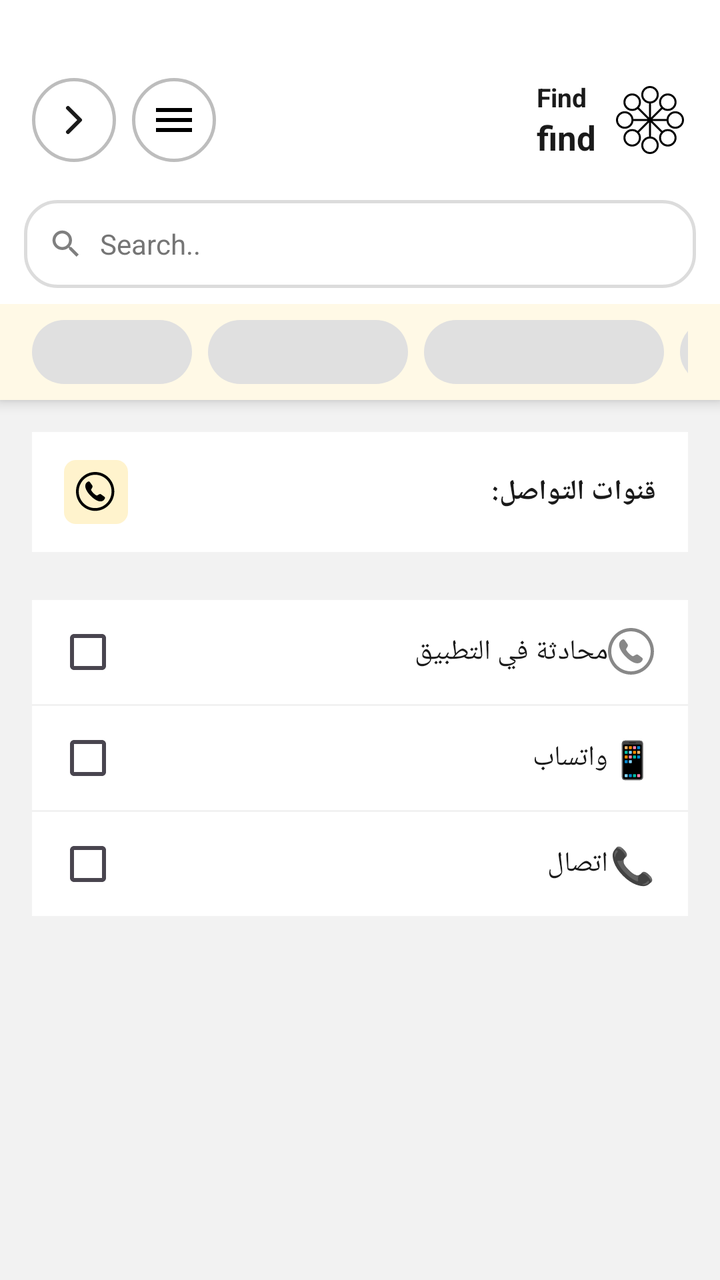
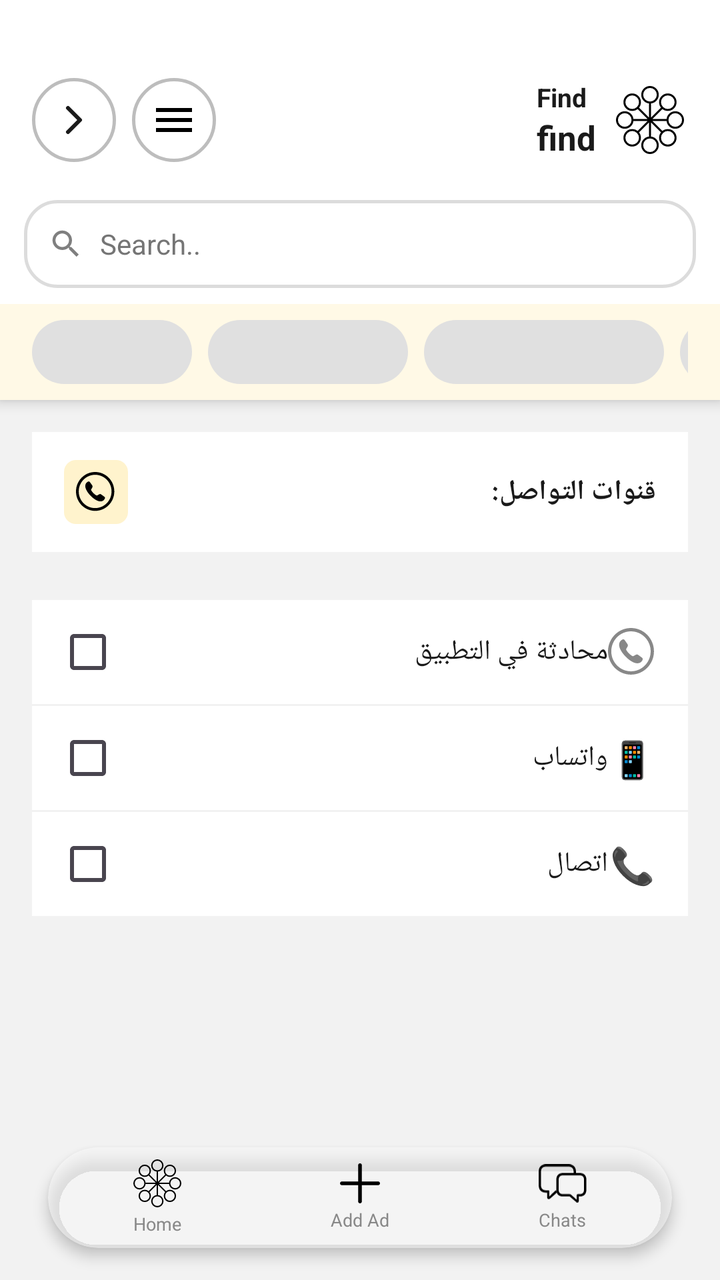

Before-and-after screenshots of an Android layout around one commit, followed by the original layout XML and the change that was made.
<!-- AndroidManifest.xml: application theme Theme.MyApplication -->
<!-- res/layout/activity_communication_channels.xml -->
<?xml version="1.0" encoding="utf-8"?>
<LinearLayout
    xmlns:android="http://schemas.android.com/apk/res/android"
    xmlns:app="http://schemas.android.com/apk/res-auto"
    android:layout_width="match_parent"
    android:layout_height="match_parent"
    android:orientation="vertical"
    android:background="@color/bg_screen"
    android:layoutDirection="locale">

    
    <include layout="@layout/layout_appbar_back" />

    
    <include layout="@layout/layout_home_header" />

    <ScrollView
        android:layout_width="match_parent"
        android:layout_height="match_parent"
        android:fillViewport="true">

        <LinearLayout
            android:layout_width="match_parent"
            android:layout_height="wrap_content"
            android:orientation="vertical"
            android:padding="16dp">

            
            <LinearLayout
                android:layout_width="match_parent"
                android:layout_height="wrap_content"
                android:background="@color/surface_primary"
                android:orientation="horizontal"
                android:gravity="center_vertical"
                android:paddingHorizontal="16dp"
                android:paddingVertical="14dp"
                android:layout_marginBottom="24dp">

                <FrameLayout
                    android:layout_width="32dp"
                    android:layout_height="32dp"
                    android:background="@drawable/bg_menu_icon_yellow"
                    android:padding="6dp">
                    <ImageView
                        android:layout_width="match_parent"
                        android:layout_height="match_parent"
                        android:src="@drawable/ic_menu_contact"
                        android:contentDescription="Channels" />
                </FrameLayout>

                <TextView
                    android:layout_width="0dp"
                    android:layout_weight="1"
                    android:layout_height="wrap_content"
                    android:layout_marginStart="12dp"
                    android:text="قنوات التواصل:"
                    android:textSize="14sp"
                    android:textStyle="bold"
                    android:textColor="@color/text_primary" />
            </LinearLayout>

            
            <LinearLayout
                android:layout_width="match_parent"
                android:layout_height="wrap_content"
                android:background="@color/surface_primary"
                android:orientation="horizontal"
                android:gravity="center_vertical"
                android:paddingHorizontal="16dp"
                android:paddingVertical="14dp"
                android:layout_marginBottom="1dp">

                <CheckBox
                    android:id="@+id/cbInApp"
                    android:layout_width="24dp"
                    android:layout_height="24dp"
                    android:layout_marginEnd="12dp" />

                <TextView
                    android:layout_width="0dp"
                    android:layout_weight="1"
                    android:layout_height="wrap_content"
                    android:text="محادثة في التطبيق"
                    android:textSize="14sp"
                    android:textColor="@color/text_primary" />

                <ImageView
                    android:layout_width="24dp"
                    android:layout_height="24dp"
                    android:src="@drawable/ic_menu_contact"
                    app:tint="@color/text_secondary"
                    android:contentDescription="Chat" />
            </LinearLayout>

            
            <LinearLayout
                android:layout_width="match_parent"
                android:layout_height="wrap_content"
                android:background="@color/surface_primary"
                android:orientation="horizontal"
                android:gravity="center_vertical"
                android:paddingHorizontal="16dp"
                android:paddingVertical="14dp"
                android:layout_marginBottom="1dp">

                <CheckBox
                    android:id="@+id/cbWhatsapp"
                    android:layout_width="24dp"
                    android:layout_height="24dp"
                    android:layout_marginEnd="12dp" />

                <TextView
                    android:layout_width="0dp"
                    android:layout_weight="1"
                    android:layout_height="wrap_content"
                    android:text="واتساب"
                    android:textSize="14sp"
                    android:textColor="@color/text_primary" />

                <TextView
                    android:layout_width="24dp"
                    android:layout_height="24dp"
                    android:text="📱"
                    android:textSize="18sp"
                    android:gravity="center"
                    android:contentDescription="WhatsApp" />
            </LinearLayout>

            
            <LinearLayout
                android:layout_width="match_parent"
                android:layout_height="wrap_content"
                android:background="@color/surface_primary"
                android:orientation="horizontal"
                android:gravity="center_vertical"
                android:paddingHorizontal="16dp"
                android:paddingVertical="14dp">

                <CheckBox
                    android:id="@+id/cbCall"
                    android:layout_width="24dp"
                    android:layout_height="24dp"
                    android:layout_marginEnd="12dp" />

                <TextView
                    android:layout_width="0dp"
                    android:layout_weight="1"
                    android:layout_height="wrap_content"
                    android:text="اتصال"
                    android:textSize="14sp"
                    android:textColor="@color/text_primary" />

                <TextView
                    android:layout_width="24dp"
                    android:layout_height="24dp"
                    android:text="📞"
                    android:textSize="18sp"
                    android:gravity="center"
                    android:contentDescription="Call" />
            </LinearLayout>

        </LinearLayout>
    </ScrollView>

</LinearLayout>
<!-- res/layout/layout_appbar_back.xml (included above) -->
<?xml version="1.0" encoding="utf-8"?>
<LinearLayout
    xmlns:android="http://schemas.android.com/apk/res/android"
    android:id="@+id/llAppBar"
    android:layout_width="match_parent"
    android:layout_height="wrap_content"
    android:orientation="vertical"
    android:background="@color/surface_primary"
    android:elevation="4dp">

    
    <View
        android:id="@+id/statusBarSpacer"
        android:layout_width="match_parent"
        android:layout_height="28dp" />

    
    <LinearLayout
        android:layout_width="match_parent"
        android:layout_height="64dp"
        android:orientation="horizontal"
        android:gravity="center_vertical"
        android:paddingHorizontal="16dp"
        android:paddingVertical="10dp">

        
        <ImageButton
            android:id="@+id/btnBack"
            android:layout_width="42dp"
            android:layout_height="42dp"
            android:background="@drawable/bg_menu_circle"
            android:padding="10dp"
            android:src="@drawable/ic_back"
            android:contentDescription="رجوع" />

        
        <ImageButton
            android:id="@+id/btnMenu"
            android:layout_width="42dp"
            android:layout_height="42dp"
            android:layout_marginStart="8dp"
            android:background="@drawable/bg_menu_circle"
            android:padding="10dp"
            android:src="@drawable/ic_menu_black"
            android:contentDescription="القائمة" />

        
        <View
            android:layout_width="0dp"
            android:layout_height="1dp"
            android:layout_weight="1" />

        
        <LinearLayout
            android:layout_width="wrap_content"
            android:layout_height="match_parent"
            android:orientation="horizontal"
            android:gravity="center_vertical">

            <LinearLayout
                android:layout_width="wrap_content"
                android:layout_height="wrap_content"
                android:orientation="vertical"
                android:layout_marginEnd="8dp">

                <TextView
                    android:layout_width="wrap_content"
                    android:layout_height="wrap_content"
                    android:text="@string/app_name_ar"
                    android:textSize="13sp"
                    android:textStyle="bold"
                    android:textColor="@color/text_primary"
                    android:lineSpacingExtra="-2dp" />

                <TextView
                    android:layout_width="wrap_content"
                    android:layout_height="wrap_content"
                    android:text="@string/app_name_en"
                    android:textSize="17sp"
                    android:textStyle="bold"
                    android:textColor="@color/text_primary"
                    android:lineSpacingExtra="-2dp" />
            </LinearLayout>

            <ImageView
                android:layout_width="38dp"
                android:layout_height="38dp"
                android:src="@drawable/ic_app_logo"
                android:contentDescription="Find"
                android:padding="2dp" />
        </LinearLayout>
    </LinearLayout>

</LinearLayout>
<!-- res/layout/layout_home_header.xml (included above) -->
<?xml version="1.0" encoding="utf-8"?>
<LinearLayout
    xmlns:android="http://schemas.android.com/apk/res/android"
    android:id="@+id/llHomeHeader"
    android:layout_width="match_parent"
    android:layout_height="wrap_content"
    android:orientation="vertical"
    android:background="@color/surface_primary"
    android:elevation="4dp">

    
    <LinearLayout
        android:id="@+id/llHomeSearchContainer"
        android:layout_width="match_parent"
        android:layout_height="44dp"
        android:layout_marginHorizontal="12dp"
        android:layout_marginTop="8dp"
        android:layout_marginBottom="8dp"
        android:background="@drawable/bg_search_bar"
        android:gravity="center_vertical"
        android:orientation="horizontal"
        android:layoutDirection="locale"
        android:paddingHorizontal="12dp"
        android:clickable="true"
        android:focusable="true">

        
        <ImageView
            android:layout_width="18dp"
            android:layout_height="18dp"
            android:src="@drawable/ic_search"
            android:alpha="0.5"
            android:importantForAccessibility="no" />

        <TextView
            android:id="@+id/tvHomeSearchHint"
            android:layout_width="0dp"
            android:layout_weight="1"
            android:layout_height="match_parent"
            android:gravity="start|center_vertical"
            android:paddingHorizontal="8dp"
            android:textSize="14sp"
            android:text="@string/search_hint"
            android:textColor="@color/find_gray_text" />
    </LinearLayout>

    
    <androidx.recyclerview.widget.RecyclerView
        android:id="@+id/rvHomeTopTabs"
        android:layout_width="match_parent"
        android:layout_height="48dp"
        android:background="@color/surface_tabs"
        android:orientation="horizontal"
        android:visibility="gone"
        app:layoutManager="androidx.recyclerview.widget.LinearLayoutManager"
        xmlns:app="http://schemas.android.com/apk/res-auto" />

    
    <LinearLayout
        android:id="@+id/llHomeTabShimmer"
        android:layout_width="match_parent"
        android:layout_height="48dp"
        android:orientation="horizontal"
        android:gravity="center_vertical"
        android:paddingHorizontal="16dp"
        android:background="@color/surface_tabs">

        <View android:layout_width="80dp" android:layout_height="32dp"
            android:layout_marginEnd="8dp" android:background="@drawable/bg_category_shimmer" />
        <View android:layout_width="100dp" android:layout_height="32dp"
            android:layout_marginEnd="8dp" android:background="@drawable/bg_category_shimmer" />
        <View android:layout_width="120dp" android:layout_height="32dp"
            android:layout_marginEnd="8dp" android:background="@drawable/bg_category_shimmer" />
        <View android:layout_width="70dp" android:layout_height="32dp"
            android:background="@drawable/bg_category_shimmer" />
    </LinearLayout>

</LinearLayout>
<!-- resources referenced by this layout -->
<resources>
  <color name="bg_screen">#F2F2F2</color>
  <color name="find_gray_text">#757575</color>
  <color name="surface_primary">#FFFFFFFF</color>
  <color name="surface_tabs">#FFFFF9E6</color>
  <color name="text_primary">#1A1A1A</color>
  <color name="text_secondary">#888888</color>
  <!-- drawable bg_category_shimmer (drawable) -->
  <?xml version="1.0" encoding="utf-8"?>
  <shape xmlns:android="http://schemas.android.com/apk/res/android">
      <solid android:color="#E0E0E0" />
      <corners android:radius="16dp" />
  </shape>
  <!-- drawable bg_menu_icon_yellow (drawable) -->
  <?xml version="1.0" encoding="utf-8"?>
  <shape xmlns:android="http://schemas.android.com/apk/res/android"
      android:shape="rectangle">
      <solid android:color="#FFF3CD" />
      <corners android:radius="6dp" />
  </shape>
  <string name="app_name_ar">Find</string>
  <string name="app_name_en">find</string>
  <string name="search_hint">Search..</string>
  <style name="Theme.MyApplication" parent="Base.Theme.MyApplication" />
  <color name="stroke_field">#FFDCDCDC</color>
  <color name="icon_tint">#FF1A1A1A</color>
  <color name="find_primary">#C8A96E</color>
  <color name="white">#FFFFFFFF</color>
  <!-- unchanged entries left out for length: 8 -->
</resources>

<!-- the commit's change to res/layout/activity_communication_channels.xml (unified diff, before → after) -->
@@ -16,7 +16,8 @@
 
     <ScrollView
         android:layout_width="match_parent"
-        android:layout_height="match_parent"
+        android:layout_height="0dp"
+        android:layout_weight="1"
         android:fillViewport="true">
 
         <LinearLayout
@@ -162,6 +163,15 @@
         </LinearLayout>
     </ScrollView>
 
+    
+    <include
+        android:id="@+id/cvBottomNav"
+        layout="@layout/layout_bottom_nav"
+        android:layout_width="match_parent"
+        android:layout_height="wrap_content"
+        android:layout_marginHorizontal="24dp"
+        android:layout_marginBottom="16dp" />
+
 </LinearLayout>
 <!-- res/layout/layout_appbar_back.xml (included above) -->
 <?xml version="1.0" encoding="utf-8"?>
@@ -337,3 +347,109 @@
     </LinearLayout>
 
 </LinearLayout>
+<!-- res/layout/layout_bottom_nav.xml (included above) -->
+<?xml version="1.0" encoding="utf-8"?>
+<androidx.cardview.widget.CardView
+    xmlns:android="http://schemas.android.com/apk/res/android"
+    xmlns:app="http://schemas.android.com/apk/res-auto"
+    android:id="@+id/cvBottomNav"
+    android:layout_width="match_parent"
+    android:layout_height="60dp"
+    app:cardCornerRadius="30dp"
+    app:cardElevation="4dp"
+    app:cardBackgroundColor="@color/bottom_nav_bg">
+
+    <LinearLayout
+        android:layout_width="match_parent"
+        android:layout_height="match_parent"
+        android:orientation="horizontal"
+        android:layoutDirection="locale"
+        android:gravity="center_vertical"
+        android:paddingHorizontal="4dp">
+
+        
+        <LinearLayout
+            android:id="@+id/navHome"
+            android:layout_width="0dp"
+            android:layout_weight="1"
+            android:layout_height="match_parent"
+            android:orientation="vertical"
+            android:gravity="center"
+            android:paddingVertical="6dp">
+
+            <ImageView
+                android:id="@+id/ivNavHome"
+                android:layout_width="24dp"
+                android:layout_height="24dp"
+                android:src="@drawable/ic_nav_home"
+                android:scaleType="fitCenter"
+                android:contentDescription="الرئيسية" />
+
+            <TextView
+                android:id="@+id/tvNavHome"
+                android:layout_width="wrap_content"
+                android:layout_height="wrap_content"
+                android:layout_marginTop="2dp"
+                android:text="@string/nav_home"
+                android:textSize="9sp"
+                android:textColor="@color/text_secondary" />
+        </LinearLayout>
+
+        
+        <LinearLayout
+            android:id="@+id/navAdd"
+            android:layout_width="0dp"
+            android:layout_weight="1"
+            android:layout_height="match_parent"
+            android:orientation="vertical"
+            android:gravity="center"
+            android:paddingVertical="6dp">
+
+            <ImageView
+                android:id="@+id/ivNavAdd"
+                android:layout_width="20dp"
+                android:layout_height="20dp"
+                android:src="@drawable/ic_nav_add"
+                android:scaleType="fitCenter"
+                android:contentDescription="أضف إعلان" />
+
+            <TextView
+                android:id="@+id/tvNavAdd"
+                android:layout_width="wrap_content"
+                android:layout_height="wrap_content"
+                android:layout_marginTop="2dp"
+                android:text="@string/nav_add_ad"
+                android:textSize="9sp"
+                android:textColor="@color/text_secondary" />
+        </LinearLayout>
+
+        
+        <LinearLayout
+            android:id="@+id/navChat"
+            android:layout_width="0dp"
+            android:layout_weight="1"
+            android:layout_height="match_parent"
+            android:orientation="vertical"
+            android:gravity="center"
+            android:paddingVertical="6dp">
+
+            <ImageView
+                android:id="@+id/ivNavChat"
+                android:layout_width="24dp"
+                android:layout_height="20dp"
+                android:src="@drawable/ic_nav_chat"
+                android:scaleType="fitCenter"
+                android:contentDescription="المحادثات" />
+
+            <TextView
+                android:id="@+id/tvNavChat"
+                android:layout_width="wrap_content"
+                android:layout_height="wrap_content"
+                android:layout_marginTop="2dp"
+                android:text="@string/nav_chats"
+                android:textSize="9sp"
+                android:textColor="@color/text_secondary" />
+        </LinearLayout>
+
+    </LinearLayout>
+</androidx.cardview.widget.CardView>
<!-- resource entries referenced after the edit -->
@@ -1,6 +1,7 @@
 <!-- resources referenced by this layout -->
 <resources>
   <color name="bg_screen">#F2F2F2</color>
+  <color name="bottom_nav_bg">#80FFFFFF</color>
   <color name="find_gray_text">#757575</color>
   <color name="surface_primary">#FFFFFFFF</color>
   <color name="surface_tabs">#FFFFF9E6</color>
@@ -19,8 +20,37 @@
       <solid android:color="#FFF3CD" />
       <corners android:radius="6dp" />
   </shape>
+  <!-- drawable ic_nav_add (drawable) -->
+  <?xml version="1.0" encoding="utf-8"?>
+  <vector xmlns:android="http://schemas.android.com/apk/res/android"
+      android:width="31dp"
+      android:height="31dp"
+      android:viewportWidth="31"
+      android:viewportHeight="31">
+      <path
+          android:fillColor="#000000"
+          android:pathData="M16.9359 29.5568V1.44323C16.9359 0.66271 16.2879 0 15.4927 0C14.7121 0 14.0642 0.66271 14.0642 1.44323V29.5568C14.0642 30.3374 14.7121 31 15.4927 31C16.2879 31 16.9359 30.3374 16.9359 29.5568ZM1.44323 16.9359H29.5568C30.3374 16.9359 31 16.2879 31 15.5074C31 14.7121 30.3374 14.0642 29.5568 14.0642H1.44323C0.66271 14.0642 0 14.7121 0 15.5074C0 16.2879 0.66271 16.9359 1.44323 16.9359Z" />
+  </vector>
+  <!-- drawable ic_nav_chat (drawable) -->
+  <?xml version="1.0" encoding="utf-8"?>
+  <vector xmlns:android="http://schemas.android.com/apk/res/android"
+      android:width="39dp"
+      android:height="31dp"
+      android:viewportWidth="39"
+      android:viewportHeight="31">
+      <path
+          android:fillColor="#000000"
+          android:pathData="M30.3118 6.06336V7.06319H28.4071V6.07412C28.4071 3.39721 26.9761 1.91362 24.2322 1.91362H6.07957C3.3034 1.91362 1.90457 3.39721 1.90457 6.07412V17.0183C1.90457 19.6952 3.3034 21.1788 6.07957 21.1788H7.75818C8.4038 21.1788 8.65128 21.426 8.65128 22.0817V26.1241L13.1814 21.7808C13.5701 21.3748 13.8791 21.2296 14.3528 21.1909C14.3946 21.8954 14.5199 22.5278 14.7279 23.0842L9.87795 27.3604C9.17854 27.9731 8.76964 28.2849 8.17783 28.2849C7.34928 28.2849 6.87584 27.7045 6.87584 26.7798V23.0815H6.06882C2.16282 23.0815 0 20.8778 0 17.029V6.06336C0 2.21464 2.16282 0 6.06882 0H24.243C28.1383 0 30.3118 2.22538 30.3118 6.06336Z" />
+      <path
+          android:fillColor="#000000"
+          android:pathData="M19.9281 26.1667H25.2222L29.7523 30.0477C30.4518 30.6497 30.8498 30.9614 31.4201 30.9614C32.2271 30.9614 32.7007 30.381 32.7007 29.4887V26.1667H33.174C36.8326 26.1667 38.7695 24.1995 38.7695 20.5871V12.6532C38.7695 9.04094 36.8326 7.06284 33.174 7.06284H19.9281C16.2696 7.06284 14.3328 9.04094 14.3328 12.6532V20.6086C14.3328 24.21 16.2696 26.1667 19.9281 26.1667ZM19.9819 24.264C17.3887 24.264 16.2481 23.0491 16.2481 20.5441V12.7069C16.2481 10.2128 17.3887 8.96568 19.9819 8.96568H33.1202C35.7136 8.96568 36.854 10.2128 36.854 12.7069V20.5334C36.854 23.0275 35.7028 24.264 33.1202 24.264H31.8291C31.3125 24.264 30.9035 24.5649 30.9035 25.2314V28.7899L26.4166 24.7798C25.9862 24.393 25.6525 24.264 25.136 24.264H19.9819Z" />
+  </vector>
+  <!-- drawable ic_nav_home: vector/xml drawable (drawable, 2075 chars, omitted) -->
   <string name="app_name_ar">Find</string>
   <string name="app_name_en">find</string>
+  <string name="nav_add_ad">Add Ad</string>
+  <string name="nav_chats">Chats</string>
+  <string name="nav_home">Home</string>
   <string name="search_hint">Search..</string>
   <style name="Theme.MyApplication" parent="Base.Theme.MyApplication" />
   <color name="stroke_field">#FFDCDCDC</color>
